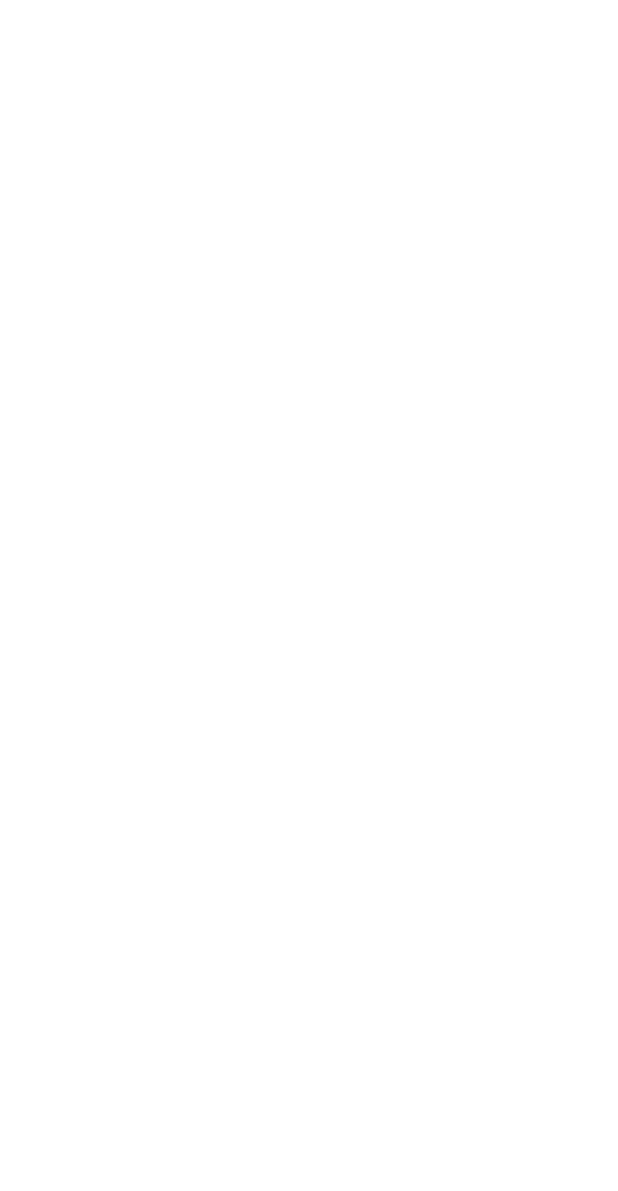
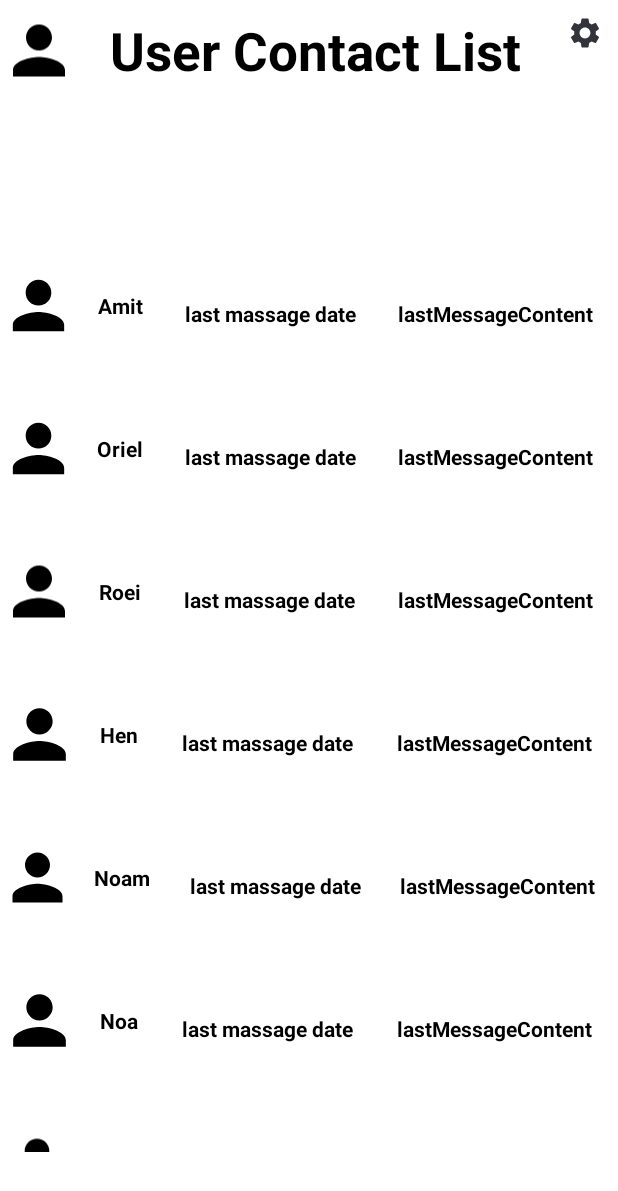
Before and after one commit to roeige/Chat4You-Android, an Android app: the ChatScreenActivity screen opened directly, with no data from a screen before it, on a phone screen of 412 x 824 dp. Before the commit the part shown is empty. Shown: the top 1191 px of the screen. Run offline under Robolectric (Android 15) with nearby library versions, the phone set to English and light mode, and no system bars; our stand-ins replace Room's generated code.

Commit message:
Added recyclerview to chat screen

```diff
--- a/app/build.gradle
+++ b/app/build.gradle
@@ -41,6 +41,7 @@ dependencies {
     implementation 'com.squareup.okhttp3:okhttp:5.0.0-alpha.7'
     implementation 'androidx.constraintlayout:constraintlayout:2.1.4'
     implementation 'androidx.room:room-common:2.4.2'
+    implementation 'androidx.swiperefreshlayout:swiperefreshlayout:1.1.0'
     testImplementation 'junit:junit:4.13.2'
     androidTestImplementation 'androidx.test.ext:junit:1.1.3'
     androidTestImplementation 'androidx.test.espresso:espresso-core:3.4.0'
--- a/app/src/main/java/com/example/char4you_android/ChatScreenActivity.java
+++ b/app/src/main/java/com/example/char4you_android/ChatScreenActivity.java
@@ -1,8 +1,19 @@
 package com.example.char4you_android;
 
 import androidx.appcompat.app.AppCompatActivity;
+import androidx.recyclerview.widget.LinearLayoutManager;
+import androidx.recyclerview.widget.RecyclerView;
 
+import android.content.Intent;
 import android.os.Bundle;
+import android.view.View;
+import android.widget.ImageView;
+
+import com.example.char4you_android.adapters.ContactListAdapter;
+import com.example.char4you_android.entities.Contact;
+
+import java.util.ArrayList;
+import java.util.List;
 
 public class ChatScreenActivity extends AppCompatActivity {
 
@@ -10,5 +21,38 @@ public class ChatScreenActivity extends AppCompatActivity {
     protected void onCreate(Bundle savedInstanceState) {
         super.onCreate(savedInstanceState);
         setContentView(R.layout.activity_chat_screen);
+
+        ImageView settingsBtn = (ImageView) findViewById(R.id.settings_button);
+        settingsBtn.setOnClickListener(new View.OnClickListener() {
+            @Override
+            public void onClick(View v) {
+                startActivity(new Intent(ChatScreenActivity.this, SettingActivity.class));
+            }
+        });
+
+        RecyclerView listContacts = findViewById(R.id.listContacts);
+        final ContactListAdapter adapter = new ContactListAdapter(this);
+        listContacts.setAdapter(adapter);
+        listContacts.setLayoutManager(new LinearLayoutManager(this));
+
+        //hard coded contacts
+        List<Contact> contacts = new ArrayList<>();
+        contacts.add(new Contact("1","Amit","1111"));
+        contacts.add(new Contact("2","Oriel","1111"));
+        contacts.add(new Contact("3","Roei","1111"));
+        contacts.add(new Contact("4","Hen","1111"));
+        contacts.add(new Contact("5","Noam","1111"));
+        contacts.add(new Contact("6","Noa","1111"));
+        contacts.add(new Contact("7","Hadar","1111"));
+        contacts.add(new Contact("8","Daniel","1111"));
+        contacts.add(new Contact("9","Tom","1111"));
+        contacts.add(new Contact("10","Dani","1111"));
+        contacts.add(new Contact("11","Yossi","1111"));
+        contacts.add(new Contact("12","Noam","1111"));
+
+
+
+        adapter.setContacts(contacts);
+
     }
 }
--- a/app/src/main/java/com/example/char4you_android/SingleChatActivity.java
+++ b/app/src/main/java/com/example/char4you_android/SingleChatActivity.java
@@ -2,7 +2,10 @@ package com.example.char4you_android;
 
 import androidx.appcompat.app.AppCompatActivity;
 
+import android.content.Intent;
 import android.os.Bundle;
+import android.view.View;
+import android.widget.ImageView;
 
 public class SingleChatActivity extends AppCompatActivity {
 
@@ -10,5 +13,13 @@ public class SingleChatActivity extends AppCompatActivity {
     protected void onCreate(Bundle savedInstanceState) {
         super.onCreate(savedInstanceState);
         setContentView(R.layout.activity_single_chat);
+
+        ImageView settingsBtn = (ImageView) findViewById(R.id.settings_button);
+        settingsBtn.setOnClickListener(new View.OnClickListener() {
+            @Override
+            public void onClick(View v) {
+                startActivity(new Intent(SingleChatActivity.this, SettingActivity.class));
+            }
+        });
     }
 }
--- /dev/null
+++ b/app/src/main/java/com/example/char4you_android/adapters/ContactListAdapter.java
@@ -0,0 +1,68 @@
+package com.example.char4you_android.adapters;
+
+import android.content.Context;
+import android.view.LayoutInflater;
+import android.view.View;
+import android.view.ViewGroup;
+import android.widget.ImageView;
+import android.widget.TextView;
+
+import androidx.annotation.NonNull;
+import androidx.recyclerview.widget.RecyclerView;
+import com.example.char4you_android.R;
+import com.example.char4you_android.entities.Contact;
+
+import java.util.List;
+
+public class ContactListAdapter extends RecyclerView.Adapter<ContactListAdapter.ContactViewHolder> {
+    class ContactViewHolder extends RecyclerView.ViewHolder{
+        private final TextView nickname;
+        private final TextView date;
+        private final TextView lastMessageContent;
+        private final ImageView contactPic;
+
+        private ContactViewHolder(View itemView){
+            super(itemView);
+            nickname = itemView.findViewById(R.id.nick);
+            date = itemView.findViewById(R.id.date);
+            lastMessageContent = itemView.findViewById(R.id.lastMessageContent);
+            contactPic = itemView.findViewById(R.id.picture);
+        }
+    }
+
+    private final LayoutInflater mInflater;
+    private List<Contact> contacts;
+
+    public ContactListAdapter(Context context) {mInflater = LayoutInflater.from(context);}
+
+    @Override
+    public ContactViewHolder onCreateViewHolder(ViewGroup parent, int viewType){
+        View itemView = mInflater.inflate(R.layout.contact_layout,parent,false);
+        return new ContactViewHolder(itemView);
+    }
+
+    @Override
+    public void onBindViewHolder(@NonNull ContactViewHolder holder, int position) {
+        if(contacts != null){
+            final Contact current = contacts.get(position);
+          //  holder.date.setText(current.getLastdate().toString());
+            holder.nickname.setText(current.getName());
+           // holder.contactPic.setImageResource();
+        }
+    }
+
+    @Override
+    public int getItemCount() {
+        if(contacts != null)
+            return contacts.size();
+        return 0;
+    }
+
+    public List<Contact> getContacts() {
+        return contacts;
+    }
+    public void setContacts(List<Contact> c){
+        contacts = c;
+        notifyDataSetChanged();
+    }
+}
--- a/app/src/main/java/com/example/char4you_android/api/WebServiceAPI.java
+++ b/app/src/main/java/com/example/char4you_android/api/WebServiceAPI.java
@@ -2,6 +2,7 @@ package com.example.char4you_android.api;
 
 import com.example.char4you_android.entities.Contact;
 import com.example.char4you_android.entities.Invite;
+import com.example.char4you_android.entities.Message;
 
 import java.util.List;
 
@@ -25,4 +26,7 @@ public interface WebServiceAPI {
 
     @DELETE("contacts/{id}")
     Call<Void> deletePost(@Header("Authorization") String token, @Path("id") String id);
+
+    @GET("contacts/{id}/messages")
+    Call<List<Message>> getMessages(@Header("Authorization") String token, @Path("id") String id);
 }
--- /dev/null
+++ b/app/src/main/java/com/example/char4you_android/entities/Message.java
@@ -0,0 +1,49 @@
+package com.example.char4you_android.entities;
+
+import java.util.Date;
+
+public class Message {
+    int id;
+    String Content;
+    Date Created;
+    boolean sent;
+
+    public Message(int id, String content, Date created, boolean sent) {
+        this.id = id;
+        Content = content;
+        Created = created;
+        this.sent = sent;
+    }
+
+    public int getId() {
+        return id;
+    }
+
+    public void setId(int id) {
+        this.id = id;
+    }
+
+    public String getContent() {
+        return Content;
+    }
+
+    public void setContent(String content) {
+        Content = content;
+    }
+
+    public Date getCreated() {
+        return Created;
+    }
+
+    public void setCreated(Date created) {
+        Created = created;
+    }
+
+    public boolean isSent() {
+        return sent;
+    }
+
+    public void setSent(boolean sent) {
+        this.sent = sent;
+    }
+}
--- /dev/null
+++ b/app/src/main/java/com/example/char4you_android/viewmodels/ContactsViewModel.java
@@ -0,0 +1,23 @@
+package com.example.char4you_android.viewmodels;
+
+import androidx.lifecycle.LiveData;
+import androidx.lifecycle.ViewModel;
+
+import com.example.char4you_android.entities.Contact;
+
+import java.util.List;
+
+public class ContactsViewModel extends ViewModel {
+    private LiveData<List<Contact>> Contacts;
+//    private ContactsRepository mContacts;
+//
+//    public ContactsViewModel(){
+//        mContacts = new ContactsRepository();
+//        Contacts = mContacts.getAll();
+//    }
+//
+//    public LiveData<List<Contact>> get() { return Contacts;}
+//    public void add(Contact contact) {mContacts.add(contact);}
+//    public void reload() {mContacts.reload();}
+
+}
--- a/app/src/main/res/layout/activity_chat_screen.xml
+++ b/app/src/main/res/layout/activity_chat_screen.xml
@@ -6,4 +6,63 @@
     android:layout_height="match_parent"
     tools:context=".ChatScreenActivity">
 
+    <LinearLayout
+        android:id="@+id/linearLayout2"
+        android:layout_width="412dp"
+        android:layout_height="67dp"
+        android:orientation="horizontal"
+        app:layout_constraintEnd_toEndOf="parent"
+        app:layout_constraintStart_toStartOf="parent"
+        app:layout_constraintTop_toTopOf="parent">
+
+        <ImageView
+            android:id="@+id/imageView7"
+            android:layout_width="48dp"
+            android:layout_height="match_parent"
+            android:layout_weight="1"
+            app:srcCompat="@drawable/ic_baseline_person_24" />
+
+        <TextView
+            android:id="@+id/textView"
+            android:layout_width="wrap_content"
+            android:layout_height="match_parent"
+            android:layout_weight="10"
+            android:gravity="center"
+            android:text="User Contact List"
+            android:textColor="@color/textColor"
+            android:textSize="35sp"
+            android:textStyle="bold" />
+
+        <ImageView
+            android:id="@+id/settings_button"
+            android:layout_width="wrap_content"
+            android:layout_height="wrap_content"
+            android:layout_alignParentEnd="true"
+            android:layout_marginBottom="7dp"
+            android:contentDescription="Settings"
+            android:padding="10dp"
+            app:layout_constraintBottom_toTopOf="@+id/add_contact"
+            app:layout_constraintEnd_toEndOf="parent"
+            app:layout_constraintTop_toTopOf="parent"
+            app:srcCompat="@drawable/ic_settings" />
+
+    </LinearLayout>
+
+    <androidx.swiperefreshlayout.widget.SwipeRefreshLayout
+        android:id="@+id/refreshLayout"
+        android:layout_width="407dp"
+        android:layout_height="612dp"
+        android:layout_marginTop="32dp"
+        app:layout_constraintBottom_toBottomOf="parent"
+        app:layout_constraintTop_toBottomOf="@+id/linearLayout2"
+        tools:ignore="MissingConstraints"
+        tools:layout_editor_absoluteX="2dp">
+
+        <androidx.recyclerview.widget.RecyclerView
+            android:id="@+id/listContacts"
+            android:layout_width="match_parent"
+            android:layout_height="match_parent" />
+    </androidx.swiperefreshlayout.widget.SwipeRefreshLayout>
+
+
 </androidx.constraintlayout.widget.ConstraintLayout>
--- /dev/null
+++ b/app/src/main/res/layout/contact_layout.xml
@@ -0,0 +1,55 @@
+<?xml version="1.0" encoding="utf-8"?>
+<androidx.constraintlayout.widget.ConstraintLayout xmlns:android="http://schemas.android.com/apk/res/android"
+    xmlns:app="http://schemas.android.com/apk/res-auto"
+    xmlns:tools="http://schemas.android.com/tools"
+    android:layout_width="match_parent"
+    android:layout_height="wrap_content">
+
+    <LinearLayout
+        android:layout_width="409dp"
+        android:layout_height="95dp"
+        android:orientation="horizontal"
+        app:layout_constraintBottom_toBottomOf="parent"
+        app:layout_constraintEnd_toEndOf="parent"
+        app:layout_constraintStart_toStartOf="parent"
+        app:layout_constraintTop_toTopOf="parent"
+        app:layout_constraintVertical_bias="0.0">
+
+        <ImageView
+            android:id="@+id/picture"
+            android:layout_width="wrap_content"
+            android:layout_height="match_parent"
+            android:layout_weight="1"
+            app:srcCompat="@drawable/ic_baseline_person_24" />
+
+        <TextView
+            android:id="@+id/nick"
+            android:layout_width="wrap_content"
+            android:layout_height="match_parent"
+            android:layout_weight="1"
+            android:gravity="center"
+            android:textColor="@color/textColor"
+            android:textStyle="bold"
+            android:text="@string/nickname" />
+
+        <TextView
+            android:id="@+id/date"
+            android:layout_width="wrap_content"
+            android:layout_height="106dp"
+            android:layout_weight="1"
+            android:gravity="center"
+            android:textColor="@color/textColor"
+            android:textStyle="bold"
+            android:text="last massage date" />
+
+        <TextView
+            android:id="@+id/lastMessageContent"
+            android:layout_width="wrap_content"
+            android:layout_height="106dp"
+            android:layout_weight="1"
+            android:gravity="center"
+            android:textColor="@color/textColor"
+            android:textStyle="bold"
+            android:text="lastMessageContent" />
+    </LinearLayout>
+</androidx.constraintlayout.widget.ConstraintLayout>
```
